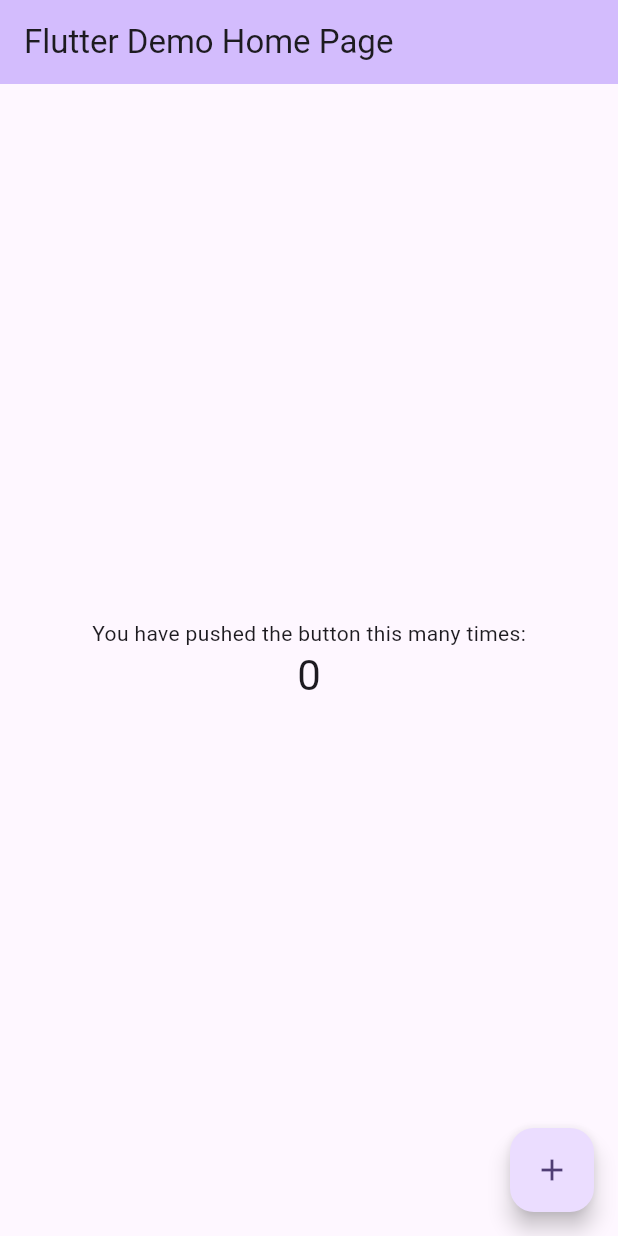
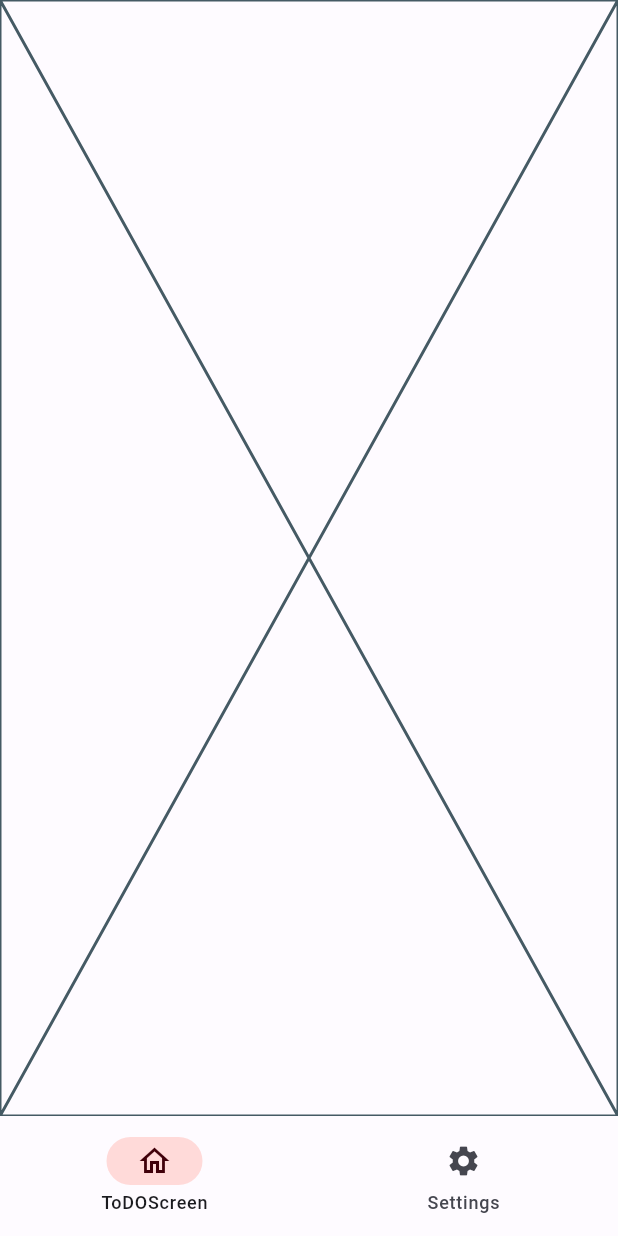
Before and after one commit to SandeshPAUDELs/to-do-app, a Flutter app: the screen it shows after launch, on a phone screen of 412 x 824 dp. Run offline on Flutter 3.47's test engine with Material 3 defaults, Android fonts, the phone set to English and light mode, and no system bars; our stand-ins replace device_preview, shared_preferences.

Commit message:
theme change bhayo

```diff
--- a/lib/main.dart
+++ b/lib/main.dart
@@ -1,5 +1,10 @@
 import 'package:device_preview/device_preview.dart';
 import 'package:flutter/material.dart';
+import 'package:flutter_application_1/styles/colors.dart';
+import 'package:flutter_application_1/viewModels/navigation_vm.dart';
+import 'package:flutter_application_1/viewModels/theme_vm.dart';
+import 'package:flutter_application_1/views/home_screen.dart';
+import 'package:provider/provider.dart';
 
 void main() {
   runApp(DevicePreview(
@@ -11,120 +16,29 @@ void main() {
 class MyApp extends StatelessWidget {
   const MyApp({super.key});
 
-  // This widget is the root of your application.
   @override
   Widget build(BuildContext context) {
-    return MaterialApp(
-      debugShowCheckedModeBanner: false,
-      title: 'Flutter Demo',
-      theme: ThemeData(
-        // This is the theme of your application.
-        //
-        // TRY THIS: Try running your application with "flutter run". You'll see
-        // the application has a purple toolbar. Then, without quitting the app,
-        // try changing the seedColor in the colorScheme below to Colors.green
-        // and then invoke "hot reload" (save your changes or press the "hot
-        // reload" button in a Flutter-supported IDE, or press "r" if you used
-        // the command line to start the app).
-        //
-        // Notice that the counter didn't reset back to zero; the application
-        // state is not lost during the reload. To reset the state, use hot
-        // restart instead.
-        //
-        // This works for code too, not just values: Most code changes can be
-        // tested with just a hot reload.
-        colorScheme: ColorScheme.fromSeed(seedColor: Colors.deepPurple),
-        useMaterial3: true,
-      ),
-      home: const MyHomePage(title: 'Flutter Demo Home Page'),
+    return MultiProvider(
+      providers: [
+        ChangeNotifierProvider(create: (context) => NavigationViewModel()),
+        ChangeNotifierProvider(create: (context) => ThemeViewModel()),
+      ],
+      child: Consumer(builder: (context, ThemeViewModel themeVM, child) {
+        return MaterialApp(
+          debugShowCheckedModeBanner: false,
+          theme: ThemeData(
+            useMaterial3: true,
+            colorScheme: lightColorScheme,
+          ),
+          darkTheme: ThemeData(
+            useMaterial3: true,
+            colorScheme: darkColorScheme,
+          ),
+
+          themeMode: themeVM.themeMode, // yo code le ho k pura system ko UI shange garne  shared preferences use garera
+          home: const HomeScreen(),
+        );
+      }),
     );
   }
 }
-
-class MyHomePage extends StatefulWidget {
-  const MyHomePage({super.key, required this.title});
-
-  // This widget is the home page of your application. It is stateful, meaning
-  // that it has a State object (defined below) that contains fields that affect
-  // how it looks.
-
-  // This class is the configuration for the state. It holds the values (in this
-  // case the title) provided by the parent (in this case the App widget) and
-  // used by the build method of the State. Fields in a Widget subclass are
-  // always marked "final".
-
-  final String title;
-
-  @override
-  State<MyHomePage> createState() => _MyHomePageState();
-}
-
-class _MyHomePageState extends State<MyHomePage> {
-  int _counter = 0;
-
-  void _incrementCounter() {
-    setState(() {
-      // This call to setState tells the Flutter framework that something has
-      // changed in this State, which causes it to rerun the build method below
-      // so that the display can reflect the updated values. If we changed
-      // _counter without calling setState(), then the build method would not be
-      // called again, and so nothing would appear to happen.
-      _counter++;
-    });
-  }
-
-  @override
-  Widget build(BuildContext context) {
-    // This method is rerun every time setState is called, for instance as done
-    // by the _incrementCounter method above.
-    //
-    // The Flutter framework has been optimized to make rerunning build methods
-    // fast, so that you can just rebuild anything that needs updating rather
-    // than having to individually change instances of widgets.
-    return Scaffold(
-      appBar: AppBar(
-        // TRY THIS: Try changing the color here to a specific color (to
-        // Colors.amber, perhaps?) and trigger a hot reload to see the AppBar
-        // change color while the other colors stay the same.
-        backgroundColor: Theme.of(context).colorScheme.inversePrimary,
-        // Here we take the value from the MyHomePage object that was created by
-        // the App.build method, and use it to set our appbar title.
-        title: Text(widget.title),
-      ),
-      body: Center(
-        // Center is a layout widget. It takes a single child and positions it
-        // in the middle of the parent.
-        child: Column(
-          // Column is also a layout widget. It takes a list of children and
-          // arranges them vertically. By default, it sizes itself to fit its
-          // children horizontally, and tries to be as tall as its parent.
-          //
-          // Column has various properties to control how it sizes itself and
-          // how it positions its children. Here we use mainAxisAlignment to
-          // center the children vertically; the main axis here is the vertical
-          // axis because Columns are vertical (the cross axis would be
-          // horizontal).
-          //
-          // TRY THIS: Invoke "debug painting" (choose the "Toggle Debug Paint"
-          // action in the IDE, or press "p" in the console), to see the
-          // wireframe for each widget.
-          mainAxisAlignment: MainAxisAlignment.center,
-          children: <Widget>[
-            const Text(
-              'You have pushed the button this many times:',
-            ),
-            Text(
-              '$_counter',
-              style: Theme.of(context).textTheme.headlineMedium,
-            ),
-          ],
-        ),
-      ),
-      floatingActionButton: FloatingActionButton(
-        onPressed: _incrementCounter,
-        tooltip: 'Increment',
-        child: const Icon(Icons.add),
-      ), // This trailing comma makes auto-formatting nicer for build methods.
-    );
-  }
-}
--- /dev/null
+++ b/lib/models/todo_models.dart
@@ -0,0 +1,6 @@
+class TodoModel {
+  String title;
+  String description;
+
+  TodoModel({required this.title, required this.description});
+}
--- /dev/null
+++ b/lib/styles/colors.dart
@@ -0,0 +1,69 @@
+import 'package:flutter/material.dart';
+
+const lightColorScheme = ColorScheme(
+  brightness: Brightness.light,
+  primary: Color(0xFF335AB4),
+  onPrimary: Color(0xFFFFFFFF),
+  primaryContainer: Color(0xFFDAE1FF),
+  onPrimaryContainer: Color(0xFF001849),
+  secondary: Color(0xFFBF0030),
+  onSecondary: Color(0xFFFFFFFF),
+  secondaryContainer: Color(0xFFFFDAD9),
+  onSecondaryContainer: Color(0xFF40000A),
+  tertiary: Color(0xFF735471),
+  onTertiary: Color(0xFFFFFFFF),
+  tertiaryContainer: Color(0xFFFFD6F9),
+  onTertiaryContainer: Color(0xFF2B122B),
+  error: Color(0xFFBA1A1A),
+  errorContainer: Color(0xFFFFDAD6),
+  onError: Color(0xFFFFFFFF),
+  onErrorContainer: Color(0xFF410002),
+  background: Color(0xFFFEFBFF),
+  onBackground: Color(0xFF1B1B1F),
+  surface: Color(0xFFFEFBFF),
+  onSurface: Color(0xFF1B1B1F),
+  surfaceVariant: Color(0xFFE1E2EC),
+  onSurfaceVariant: Color(0xFF45464F),
+  outline: Color(0xFF757680),
+  onInverseSurface: Color(0xFFF2F0F4),
+  inverseSurface: Color(0xFF303034),
+  inversePrimary: Color(0xFFB3C5FF),
+  shadow: Color(0xFF000000),
+  surfaceTint: Color(0xFF335AB4),
+  outlineVariant: Color(0xFFC5C6D0),
+  scrim: Color(0xFF000000),
+);
+
+const darkColorScheme = ColorScheme(
+  brightness: Brightness.dark,
+  primary: Color(0xFFB3C5FF),
+  onPrimary: Color(0xFF002B75),
+  primaryContainer: Color(0xFF12419B),
+  onPrimaryContainer: Color(0xFFDAE1FF),
+  secondary: Color(0xFFFFB3B3),
+  onSecondary: Color(0xFF680015),
+  secondaryContainer: Color(0xFF920022),
+  onSecondaryContainer: Color(0xFFFFDAD9),
+  tertiary: Color(0xFFE1BBDC),
+  onTertiary: Color(0xFF422741),
+  tertiaryContainer: Color(0xFF5A3D58),
+  onTertiaryContainer: Color(0xFFFFD6F9),
+  error: Color(0xFFFFB4AB),
+  errorContainer: Color(0xFF93000A),
+  onError: Color(0xFF690005),
+  onErrorContainer: Color(0xFFFFDAD6),
+  background: Color(0xFF1B1B1F),
+  onBackground: Color(0xFFE4E2E6),
+  surface: Color(0xFF1B1B1F),
+  onSurface: Color(0xFFE4E2E6),
+  surfaceVariant: Color(0xFF45464F),
+  onSurfaceVariant: Color(0xFFC5C6D0),
+  outline: Color(0xFF8F909A),
+  onInverseSurface: Color(0xFF1B1B1F),
+  inverseSurface: Color(0xFFE4E2E6),
+  inversePrimary: Color(0xFF335AB4),
+  shadow: Color(0xFF000000),
+  surfaceTint: Color(0xFFB3C5FF),
+  outlineVariant: Color(0xFF45464F),
+  scrim: Color(0xFF000000),
+);
--- /dev/null
+++ b/lib/viewModels/navigation_vm.dart
@@ -0,0 +1,29 @@
+import 'package:flutter/material.dart' show ChangeNotifier;
+
+class NavigationViewModel extends ChangeNotifier {
+  int _currentHomeIndex = 0;
+  int get currentHomeIndex => _currentHomeIndex;
+
+  int _currentPMIndex = 0;
+  int get currentPMIndex => _currentPMIndex;
+
+
+  String _searchQuery = '';
+  String get searchQuery => _searchQuery;
+
+  void changeHomeIndex(int newIndex) {
+    _currentHomeIndex = newIndex;
+    notifyListeners();
+  }
+
+  void changePMIndex(int newIndex) {
+    _currentPMIndex = newIndex;
+    notifyListeners();
+  }
+
+
+  void updateSearchQuery(String query) {
+    _searchQuery = query;
+    notifyListeners();
+  }
+}
--- /dev/null
+++ b/lib/viewModels/theme_vm.dart
@@ -0,0 +1,42 @@
+import 'dart:ui';
+import 'package:flutter/material.dart';
+import 'package:shared_preferences/shared_preferences.dart';
+
+class ThemeViewModel with ChangeNotifier {
+  late SharedPreferences _prefs;
+
+  ThemeMode _themeMode = ThemeMode.system;
+  ThemeMode get themeMode => _themeMode;
+
+  ThemeViewModel() {
+    _init();
+  }
+
+  Future<void> _init() async {
+    _prefs = await SharedPreferences.getInstance();
+    final themeModeIndex = _prefs.getInt('themeMode') ?? ThemeMode.system.index;
+    _themeMode = ThemeMode.values[themeModeIndex];
+    notifyListeners();
+  }
+
+  Future<void> _saveThemeMode() async {
+    await _prefs.setInt('themeMode', _themeMode.index);
+  }
+
+  bool get isDarkTheme {
+    return _themeMode == ThemeMode.dark ||
+        (_themeMode == ThemeMode.system &&
+            // WidgetsBinding.instance.window.platformBrightness == Brightness.dark);
+            PlatformDispatcher.instance.platformBrightness == Brightness.dark);
+  }
+
+  void toggleTheme() {
+    if (isDarkTheme) {
+      _themeMode = ThemeMode.light;
+    } else {
+      _themeMode = ThemeMode.dark;
+    }
+    _saveThemeMode();
+    notifyListeners();
+  }
+}
--- /dev/null
+++ b/lib/views/home_screen.dart
@@ -0,0 +1,49 @@
+import 'package:flutter/material.dart';
+import 'package:flutter_application_1/viewModels/navigation_vm.dart';
+import 'package:flutter_application_1/views/settings_page.dart';
+import 'package:provider/provider.dart';
+
+class HomeScreen extends StatelessWidget {
+  const HomeScreen({super.key});
+
+  @override
+  Widget build(BuildContext context) {
+    final navVm = Provider.of<NavigationViewModel>(context);
+    // Function to get the current screen
+    Widget getCurrentScreen(int index) {
+      switch (index) {
+        case 0:
+          return const Placeholder();
+        case 1:
+          return const Settings();
+
+
+        default:
+          return const Placeholder();
+      }
+    }
+    return Scaffold(
+      body: getCurrentScreen(navVm.currentHomeIndex),
+      bottomNavigationBar: NavigationBar(
+        selectedIndex: navVm.currentHomeIndex,
+        onDestinationSelected: (index) {
+          navVm.changeHomeIndex(index);
+        },
+
+        destinations: const [
+          NavigationDestination(
+            icon: Icon(Icons.home_outlined),
+            label: 'ToDOScreen',
+            tooltip: '',
+          ),
+          NavigationDestination(
+            icon: Icon(Icons.settings),
+            label: 'Settings',
+            tooltip: '',
+          ),
+
+        ],
+      ),
+    );
+  }
+}
--- /dev/null
+++ b/lib/views/settings_page.dart
@@ -0,0 +1,20 @@
+import 'package:flutter/material.dart';
+import 'package:flutter_application_1/styles/change_theme_style.dart';
+
+class Settings extends StatelessWidget {
+  const Settings({super.key});
+
+  @override
+  Widget build(BuildContext context) {
+    return Scaffold(
+      appBar: AppBar(
+        title: const Text('Settings'),
+      ),
+      body: Column(
+        children: [
+          ChangeThemeStyle(),
+        ],
+      ),
+    );
+  }
+}
--- /dev/null
+++ b/lib/views/to-doScreen.dart
@@ -0,0 +1,10 @@
+import 'package:flutter/material.dart';
+
+class TodoScreen extends StatelessWidget {
+  const TodoScreen({super.key});
+
+  @override
+  Widget build(BuildContext context) {
+    return const Placeholder();
+  }
+}
--- a/pubspec.yaml
+++ b/pubspec.yaml
@@ -37,6 +37,8 @@ dependencies:
   cupertino_icons: ^1.0.8
   provider: ^6.1.2
   device_preview: ^1.2.0
+  shared_preferences: ^2.3.5
+
 
 dev_dependencies:
   flutter_test:
```
Also changed, not shown: lib/styles/change_theme_style.dart (added, +64 -0 lines), lib/viewModels/to-do_vm.dart (added), pubspec.lock.
